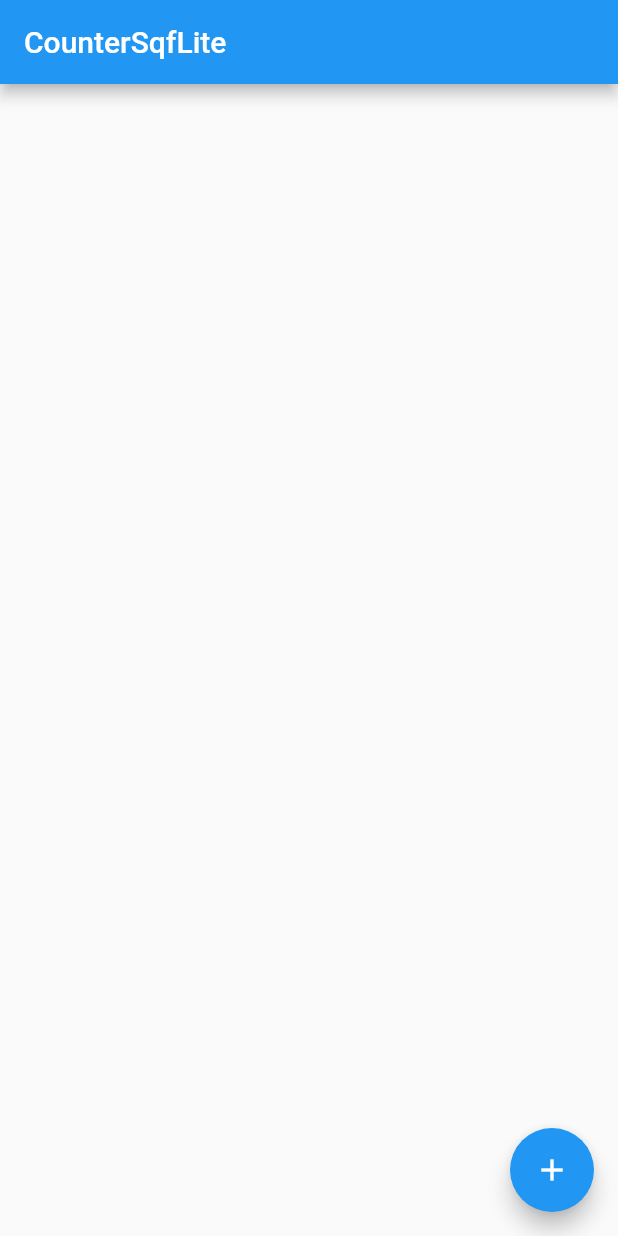
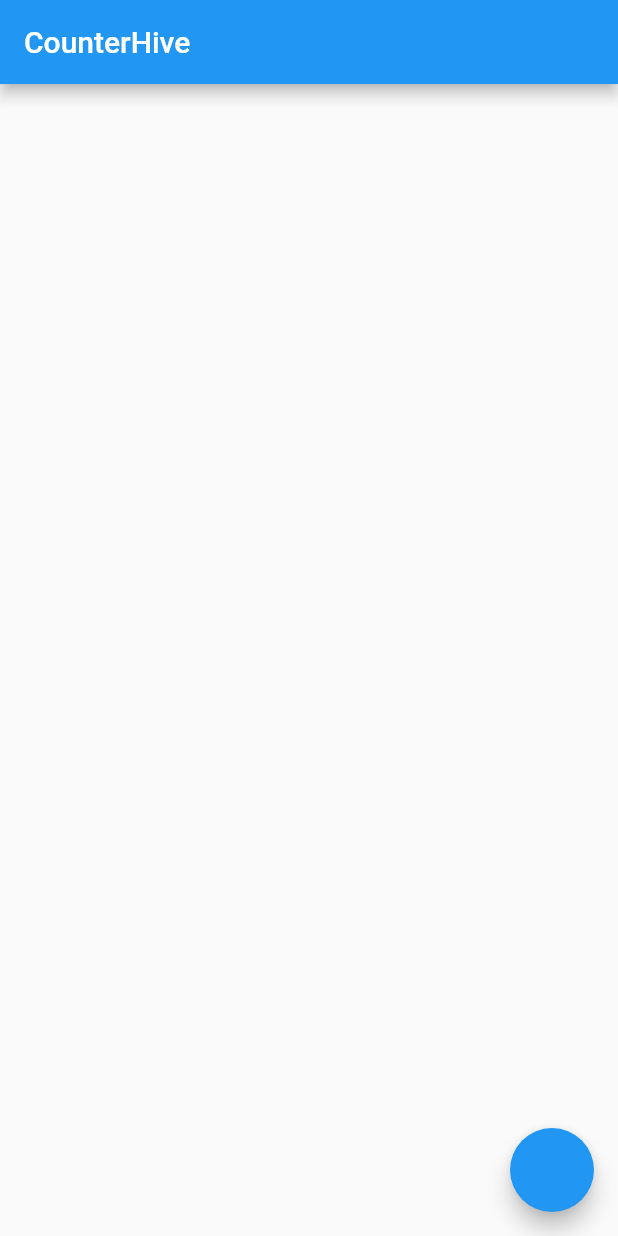
Before and after one commit to congfandi/pelatihan1, a Flutter app: the screen it shows after launch, on a phone screen of 412 x 824 dp. Run offline on Flutter 3.47's test engine with Material 2 defaults, Android fonts, the light colour scheme and no system bars; our stand-ins replace firebase_core, firebase_database, hive, hive_flutter, shared_preferences, sqflite; missing offline and left inert: aberchat; accounts and stored records are empty.

Commit message:
[FIX] Create database helper with hive

```diff
--- /dev/null
+++ b/lib/counter_hive/counter_hive.dart
@@ -0,0 +1,57 @@
+import 'package:flutter/material.dart';
+import 'package:hive/hive.dart';
+import 'package:pelatihan1/helpers/hive_helper.dart';
+import 'package:pelatihan1/models/counter.dart';
+
+class CounterHive extends StatefulWidget {
+  const CounterHive({Key? key}) : super(key: key);
+
+  @override
+  State<CounterHive> createState() => _CounterHiveState();
+}
+
+class _CounterHiveState extends State<CounterHive> {
+  List<Counter> counters = [];
+  late Box<Counter> box;
+  int count = 0;
+
+  _getBox() async {
+    box = await HiveHelper.boxCounter();
+    counters = box.values.toList();
+    setState(() {});
+  }
+
+  void _saveCounter() {
+    count++;
+    Counter counter = Counter(count: count, name: "fandi");
+    box.add(counter).then((value){
+      debugPrint("hide success $value");
+    }).catchError((err){
+      debugPrint("hive error $err");
+    });
+    _getBox();
+    setState(() {});
+  }
+
+  @override
+  void initState() {
+    _getBox();
+    super.initState();
+  }
+
+  @override
+  Widget build(BuildContext context) {
+    return Scaffold(
+      appBar: AppBar(
+        title: const Text('CounterHive'),
+      ),
+      floatingActionButton: FloatingActionButton(onPressed: _saveCounter),
+      body: ListView.builder(
+        itemBuilder: (c, i) => ListTile(
+          title: Text(counters[i].count.toString() ?? ""),
+        ),
+        itemCount: counters.length,
+      ),
+    );
+  }
+}
--- a/lib/counter_sqflite/counter_sqflite.dart
+++ b/lib/counter_sqflite/counter_sqflite.dart
@@ -1,6 +1,6 @@
 import 'package:flutter/material.dart';
 import 'package:pelatihan1/helpers/db_helper.dart';
-import 'package:pelatihan1/models/Counter.dart';
+import 'package:pelatihan1/models/counter.dart';
 
 class CounterSqfLite extends StatefulWidget {
   const CounterSqfLite({Key? key}) : super(key: key);
--- a/lib/helpers/db_helper.dart
+++ b/lib/helpers/db_helper.dart
@@ -1,4 +1,4 @@
-import 'package:pelatihan1/models/Counter.dart';
+import 'package:pelatihan1/models/counter.dart';
 import 'package:sqflite/sqflite.dart';
 import 'dart:io';
 
--- /dev/null
+++ b/lib/helpers/hive_helper.dart
@@ -0,0 +1,14 @@
+import 'package:pelatihan1/models/counter.dart';
+import 'package:hive_flutter/hive_flutter.dart';
+import 'dart:io' as io;
+
+class HiveHelper {
+  static Future<void> init() async {
+    await Hive.initFlutter();
+    Hive.registerAdapter(CounterAdapter());
+  }
+
+  static Future<Box<Counter>> boxCounter() async {
+    return await Hive.openBox<Counter>("counter");
+  }
+}
--- a/lib/main.dart
+++ b/lib/main.dart
@@ -1,17 +1,22 @@
 import 'package:firebase_core/firebase_core.dart';
 import 'package:flutter/material.dart';
+import 'package:hive/hive.dart';
 import 'package:pelatihan1/chat_statefull/chat_view.dart';
 import 'package:pelatihan1/counter_firebase.dart';
 import 'package:pelatihan1/counter_provider/view.dart';
 import 'package:pelatihan1/counter_sqflite/counter_sqflite.dart';
 import 'package:pelatihan1/counter_statefull/counter_statefull.dart';
 import 'package:pelatihan1/firebase_options.dart';
+import 'package:pelatihan1/helpers/hive_helper.dart';
 import 'package:pelatihan1/helpers/db_helper.dart';
 import 'package:pelatihan1/helpers/pref_helper.dart';
+import 'package:pelatihan1/models/counter.dart';
 import 'package:pelatihan1/responsive_location.dart';
 import 'package:pelatihan1/responsive_size.dart';
 import 'package:pelatihan1/sample_layout.dart';
 import 'package:pelatihan1/sample_stack.dart';
+
+import 'counter_hive/counter_hive.dart';
 
 void main() async {
   WidgetsFlutterBinding.ensureInitialized();
@@ -19,6 +24,7 @@ void main() async {
     options: DefaultFirebaseOptions.currentPlatform,
   );
   PrefHelper.init();
+  await HiveHelper.init();
   runApp(const MyApp());
 }
 
@@ -50,7 +56,8 @@ class MyApp extends StatelessWidget {
       // home: const CounterPage());
       // home: const ChatView());
       // home: const CounterFirebase(),
-      home: const CounterSqfLite()
+      // home: const CounterSqfLite(),
+      home: const CounterHive(),
     );
   }
 }
--- a/lib/models/Counter.dart
+++ b/lib/models/counter.dart
@@ -1,3 +1,8 @@
+
+import 'package:hive/hive.dart';
+
+part 'counter.g.dart';
+@HiveType(typeId: 1)
 class Counter {
   Counter({
     this.id,
@@ -11,8 +16,11 @@ class Counter {
     count = json['count'];
   }
 
+  @HiveField(0)
   int? id;
+  @HiveField(1)
   String? name;
+  @HiveField(2)
   int? count;
 
   Map<String, dynamic> toJson() {
--- a/pubspec.yaml
+++ b/pubspec.yaml
@@ -56,6 +56,8 @@ dev_dependencies:
   # package. See that file for information about deactivating specific lint
   # rules and activating additional ones.
   flutter_lints: ^2.0.0
+  build_runner: ^2.1.4
+  hive_generator: ^1.1.2
 
 # For information on the generic Dart part of this file, see the
 # following page: https://dart.dev/tools/pub/pubspec
```
Also changed, not shown: lib/models/counter.g.dart (added), pubspec.lock, 1 other file.
